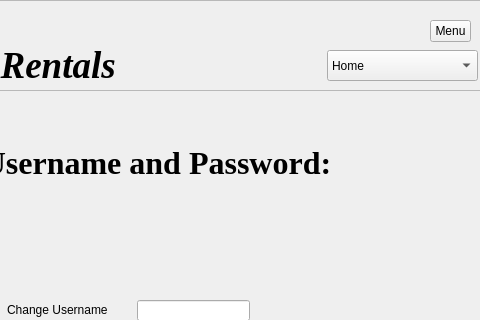
The window that settingswindow.ui (DanielleSamaroo/Group-5-Scooters) describes before a commit, drawn with Qt 5; both pictures show x 283 to 763 and y 0 to 320 of the 763 by 552 pixel window.
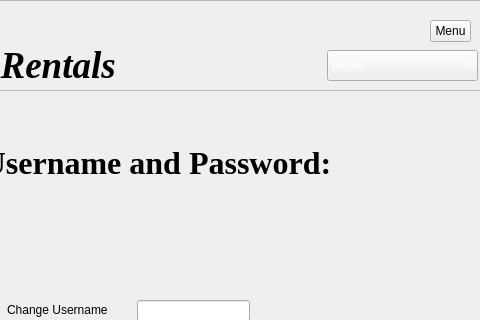
The same window after the commit. Icons and pictures are not drawn.

Patch:
```diff
--- a/settingswindow.ui
+++ b/settingswindow.ui
@@ -141,6 +141,51 @@
       <height>31</height>
      </rect>
     </property>
+    <property name="palette">
+     <palette>
+      <active>
+       <colorrole role="Text">
+        <brush brushstyle="SolidPattern">
+         <color alpha="255">
+          <red>255</red>
+          <green>255</green>
+          <blue>255</blue>
+         </color>
+        </brush>
+       </colorrole>
+       <colorrole role="ButtonText">
+        <brush brushstyle="SolidPattern">
+         <color alpha="255">
+          <red>255</red>
+          <green>255</green>
+          <blue>255</blue>
+         </color>
+        </brush>
+       </colorrole>
+      </active>
+      <inactive>
+       <colorrole role="Text">
+        <brush brushstyle="SolidPattern">
+         <color alpha="255">
+          <red>255</red>
+          <green>255</green>
+          <blue>255</blue>
+         </color>
+        </brush>
+       </colorrole>
+       <colorrole role="ButtonText">
+        <brush brushstyle="SolidPattern">
+         <color alpha="255">
+          <red>255</red>
+          <green>255</green>
+          <blue>255</blue>
+         </color>
+        </brush>
+       </colorrole>
+      </inactive>
+      <disabled/>
+     </palette>
+    </property>
     <item>
      <property name="text">
       <string>Home</string>
```
